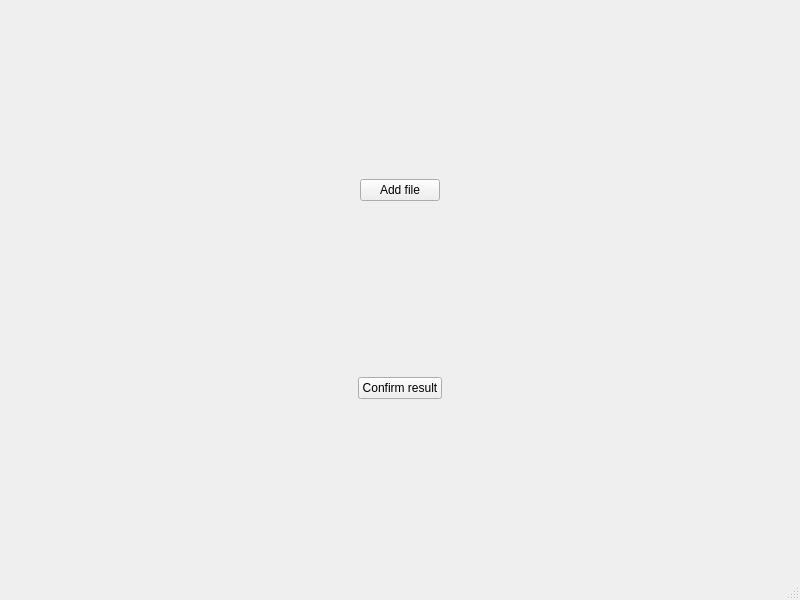
s21dlemanskiy/djarvis_project, file surce/main_page.ui: the form before one commit.
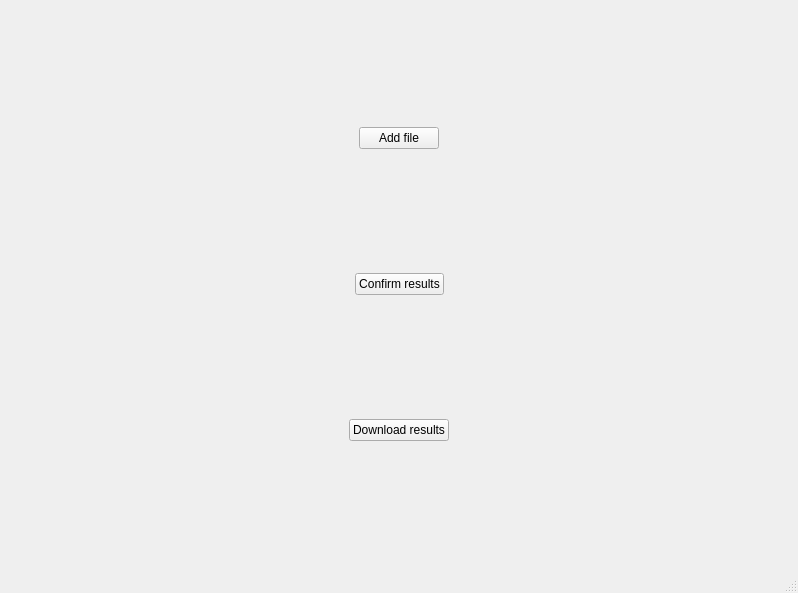
The form after the commit.

Diff of the .ui file:
```diff
--- a/surce/main_page.ui
+++ b/surce/main_page.ui
@@ -6,8 +6,8 @@
    <rect>
     <x>0</x>
     <y>0</y>
-    <width>800</width>
-    <height>600</height>
+    <width>798</width>
+    <height>593</height>
    </rect>
   </property>
   <property name="windowTitle">
@@ -70,7 +70,7 @@
       <item>
        <widget class="QPushButton" name="pushButton_2">
         <property name="text">
-         <string>Confirm result</string>
+         <string>Confirm results</string>
         </property>
        </widget>
       </item>
@@ -89,6 +89,43 @@
       </item>
      </layout>
     </item>
+    <item>
+     <layout class="QHBoxLayout" name="horizontalLayout_3">
+      <item>
+       <spacer name="horizontalSpacer_6">
+        <property name="orientation">
+         <enum>Qt::Horizontal</enum>
+        </property>
+        <property name="sizeHint" stdset="0">
+         <size>
+          <width>40</width>
+          <height>20</height>
+         </size>
+        </property>
+       </spacer>
+      </item>
+      <item>
+       <widget class="QPushButton" name="pushButton_3">
+        <property name="text">
+         <string>Download results</string>
+        </property>
+       </widget>
+      </item>
+      <item>
+       <spacer name="horizontalSpacer_4">
+        <property name="orientation">
+         <enum>Qt::Horizontal</enum>
+        </property>
+        <property name="sizeHint" stdset="0">
+         <size>
+          <width>40</width>
+          <height>20</height>
+         </size>
+        </property>
+       </spacer>
+      </item>
+     </layout>
+    </item>
    </layout>
   </widget>
   <widget class="QMenuBar" name="menubar">
```
Left out of the diff: 2 changed lines with no effect on the pictures.
